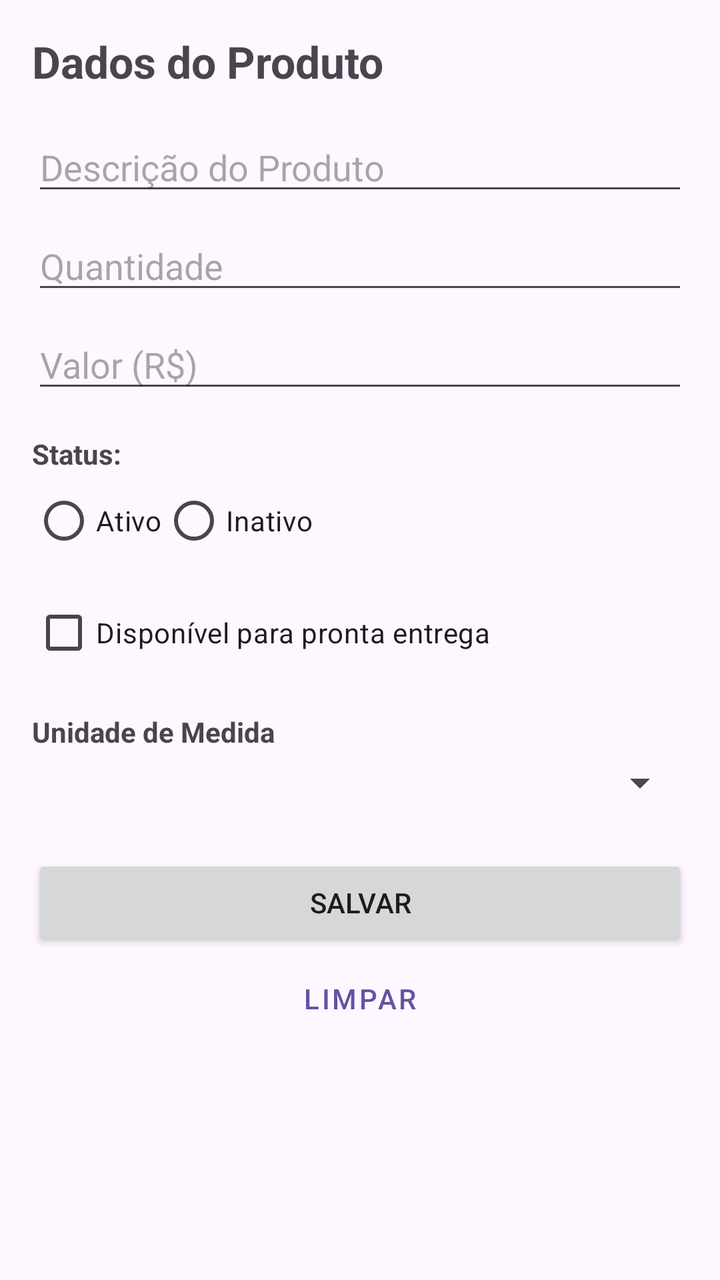
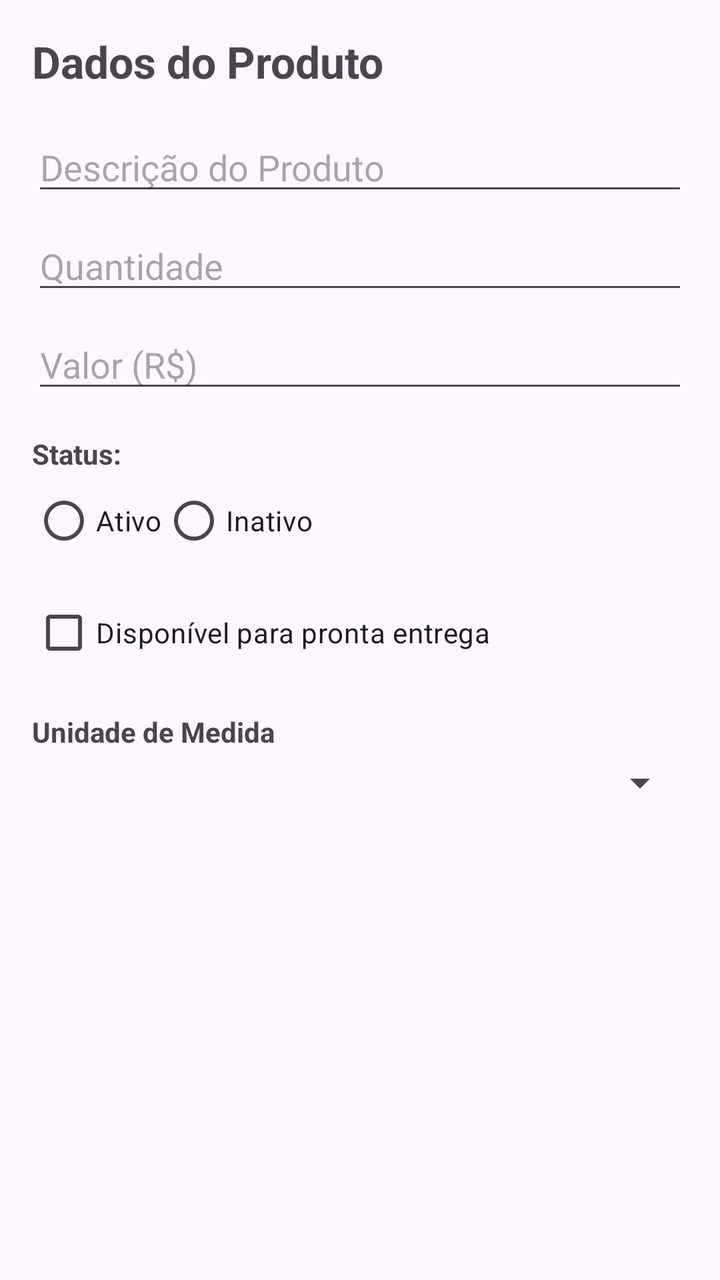

Screens rendered from an Android XML layout before and after an edit, with the pre-edit source and the edit as a unified diff.
<!-- AndroidManifest.xml: application theme Theme.ControleDeVendasDeUmConfeiteiroAutonomo -->
<!-- res/layout/activity_produtos.xml -->
<?xml version="1.0" encoding="utf-8"?>
<ScrollView xmlns:android="http://schemas.android.com/apk/res/android"
    android:layout_width="match_parent"
    android:layout_height="match_parent"
    android:padding="16dp"
    android:fitsSystemWindows="true">

    <LinearLayout
        android:layout_width="match_parent"
        android:layout_height="wrap_content"
        android:orientation="vertical">

        <TextView
            android:layout_width="wrap_content"
            android:layout_height="wrap_content"
            android:text="Dados do Produto"
            android:textSize="22sp"
            android:textStyle="bold"
            android:layout_marginBottom="16dp"/>

        
        <EditText
            android:id="@+id/etDescricao"
            android:layout_width="match_parent"
            android:layout_height="wrap_content"
            android:hint="@string/hint_descricao"
            android:inputType="textCapSentences" />

        
        <EditText
            android:id="@+id/etQuantidade"
            android:layout_width="match_parent"
            android:layout_height="wrap_content"
            android:hint="@string/hint_quantidade"
            android:inputType="number"
            android:layout_marginTop="8dp" />

        
        <EditText
            android:id="@+id/etValor"
            android:layout_width="match_parent"
            android:layout_height="wrap_content"
            android:hint="@string/hint_valor"
            android:inputType="numberDecimal"
            android:layout_marginTop="8dp" />

        
        <TextView
            android:layout_width="wrap_content"
            android:layout_height="wrap_content"
            android:text="@string/label_status"
            android:layout_marginTop="16dp"
            android:textStyle="bold"/>

        <RadioGroup
            android:id="@+id/rgStatus"
            android:layout_width="match_parent"
            android:layout_height="wrap_content"
            android:orientation="horizontal">
            <RadioButton
                android:id="@+id/rbAtivo"
                android:layout_width="wrap_content"
                android:layout_height="wrap_content"
                android:text="@string/ativo" />
            <RadioButton
                android:id="@+id/rbInativo"
                android:layout_width="wrap_content"
                android:layout_height="wrap_content"
                android:text="@string/inativo" />
        </RadioGroup>

        
        <CheckBox
            android:id="@+id/cbDisponivel"
            android:layout_width="match_parent"
            android:layout_height="wrap_content"
            android:layout_marginTop="8dp"
            android:text="@string/disponivel" />

        
        <TextView
            android:layout_width="wrap_content"
            android:layout_height="wrap_content"
            android:text="@string/unidade_medida"
            android:layout_marginTop="16dp"
            android:textStyle="bold"/>

        <Spinner
            android:id="@+id/spUnidade"
            android:layout_width="match_parent"
            android:layout_height="wrap_content"
            android:layout_marginTop="4dp" />

        
        <Button
            android:id="@+id/btnSalvar"
            android:layout_width="match_parent"
            android:layout_height="wrap_content"
            android:layout_marginTop="24dp"
            android:text="@string/btn_salvar" />

        <Button
            android:id="@+id/btnLimpar"
            style="@style/Widget.MaterialComponents.Button.TextButton"
            android:layout_width="match_parent"
            android:layout_height="wrap_content"
            android:text="@string/btn_limpar" />

    </LinearLayout>
</ScrollView>
<!-- resources referenced by this layout -->
<resources>
  <string name="ativo">Ativo</string>
  <string name="btn_limpar">Limpar</string>
  <string name="btn_salvar">Salvar</string>
  <string name="disponivel">Disponível para pronta entrega</string>
  <string name="hint_descricao">Descrição do Produto</string>
  <string name="hint_quantidade">Quantidade</string>
  <string name="hint_valor">Valor (R$)</string>
  <string name="inativo">Inativo</string>
  <string name="label_status">Status:</string>
  <string name="unidade_medida">Unidade de Medida</string>
  <style name="Theme.ControleDeVendasDeUmConfeiteiroAutonomo" parent="Base.Theme.ControleDeVendasDeUmConfeiteiroAutonomo" />
  <style name="Base.Theme.ControleDeVendasDeUmConfeiteiroAutonomo" parent="Theme.Material3.DayNight">
          
          
          
          
      </style>
</resources>

<!-- the commit's change to res/layout/activity_produtos.xml (unified diff, before → after) -->
@@ -91,20 +91,5 @@
             android:layout_height="wrap_content"
             android:layout_marginTop="4dp" />
 
-        
-        <Button
-            android:id="@+id/btnSalvar"
-            android:layout_width="match_parent"
-            android:layout_height="wrap_content"
-            android:layout_marginTop="24dp"
-            android:text="@string/btn_salvar" />
-
-        <Button
-            android:id="@+id/btnLimpar"
-            style="@style/Widget.MaterialComponents.Button.TextButton"
-            android:layout_width="match_parent"
-            android:layout_height="wrap_content"
-            android:text="@string/btn_limpar" />
-
     </LinearLayout>
 </ScrollView>
<!-- resource entries referenced after the edit -->
@@ -1,8 +1,6 @@
 <!-- resources referenced by this layout -->
 <resources>
   <string name="ativo">Ativo</string>
-  <string name="btn_limpar">Limpar</string>
-  <string name="btn_salvar">Salvar</string>
   <string name="disponivel">Disponível para pronta entrega</string>
   <string name="hint_descricao">Descrição do Produto</string>
   <string name="hint_quantidade">Quantidade</string>
